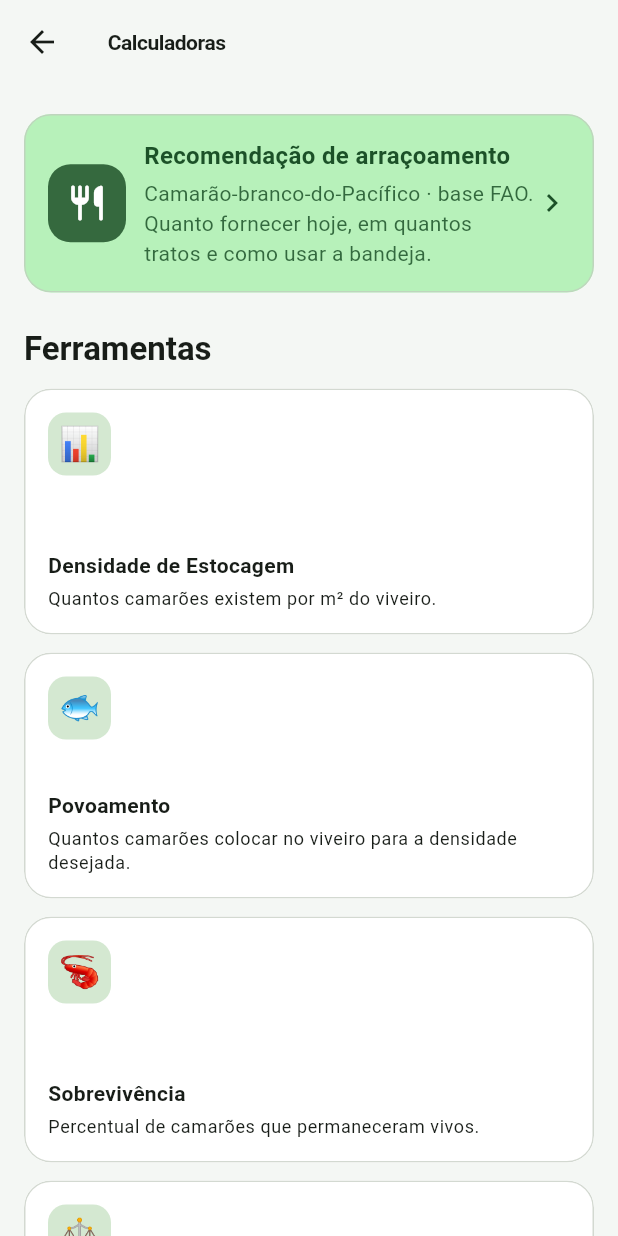
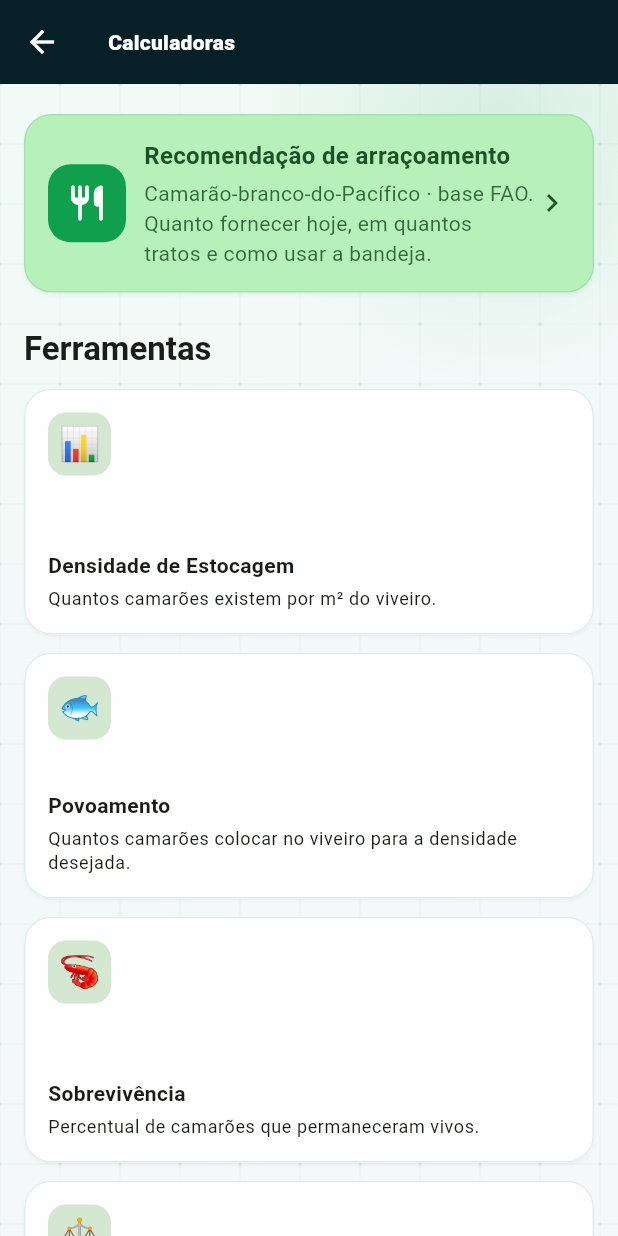
Before and after one commit to juniormorais127/carcinutri, a Flutter app: the screen it shows after launch, after a tap on "Calculadoras técnicas", on a phone screen of 412 x 824 dp. Run offline on Flutter 3.47's test engine with Material 3 defaults, Android fonts, the phone set to English and light mode, and no system bars; our stand-ins replace fl_chart, go_router, sembast, sembast_web, url_strategy; network calls fail.

Commit message:
style: adota identidade visual tecnologica

```diff
--- a/lib/app.dart
+++ b/lib/app.dart
@@ -167,35 +167,45 @@ final ThemeData _tema = _criarTema();
 
 ThemeData _criarTema() {
   const verde = Color(0xFF16A34A);
-  final cores = ColorScheme.fromSeed(
+  const profundo = Color(0xFF071F26);
+  final coresBase = ColorScheme.fromSeed(
     seedColor: verde,
     brightness: Brightness.light,
     surface: const Color(0xFFF8FAF8),
   );
+  final cores = coresBase.copyWith(
+    primary: const Color(0xFF0F9F4D),
+    secondary: const Color(0xFF0F766E),
+    tertiary: const Color(0xFF0891B2),
+  );
   final base = ThemeData(colorScheme: cores, useMaterial3: true);
 
   return base.copyWith(
-    scaffoldBackgroundColor: const Color(0xFFF4F7F4),
+    scaffoldBackgroundColor: const Color(0xFFF1F7F4),
     appBarTheme: AppBarTheme(
       centerTitle: false,
       elevation: 0,
-      scrolledUnderElevation: 1,
-      backgroundColor: const Color(0xFFF4F7F4),
-      foregroundColor: cores.onSurface,
+      scrolledUnderElevation: 2,
+      shadowColor: Colors.black.withOpacity(0.16),
+      backgroundColor: profundo,
+      foregroundColor: Colors.white,
       titleTextStyle: base.textTheme.titleLarge?.copyWith(
-        color: cores.onSurface,
-        fontWeight: FontWeight.w700,
-        letterSpacing: -0.3,
+        color: Colors.white,
+        fontWeight: FontWeight.w800,
+        letterSpacing: 0.2,
       ),
+      iconTheme: const IconThemeData(color: Colors.white),
+      actionsIconTheme: const IconThemeData(color: Colors.white),
     ),
     cardTheme: CardTheme(
-      elevation: 0,
+      elevation: 1,
       margin: EdgeInsets.zero,
-      color: Colors.white,
+      color: Colors.white.withOpacity(0.96),
       surfaceTintColor: Colors.transparent,
+      shadowColor: profundo.withOpacity(0.12),
       shape: RoundedRectangleBorder(
         borderRadius: BorderRadius.circular(18),
-        side: BorderSide(color: cores.outlineVariant.withOpacity(0.7)),
+        side: BorderSide(color: cores.secondary.withOpacity(0.13)),
       ),
     ),
     inputDecorationTheme: InputDecorationTheme(
@@ -229,10 +239,20 @@ ThemeData _criarTema() {
     navigationBarTheme: NavigationBarThemeData(
       height: 72,
       elevation: 2,
-      backgroundColor: Colors.white,
-      indicatorColor: cores.primaryContainer,
+      backgroundColor: profundo,
+      indicatorColor: cores.primary.withOpacity(0.24),
+      iconTheme: MaterialStateProperty.resolveWith(
+        (states) => IconThemeData(
+          color: states.contains(MaterialState.selected)
+              ? const Color(0xFF62E694)
+              : const Color(0xFFB8C8CC),
+        ),
+      ),
       labelTextStyle: MaterialStateProperty.resolveWith(
         (states) => TextStyle(
+          color: states.contains(MaterialState.selected)
+              ? Colors.white
+              : const Color(0xFFB8C8CC),
           fontSize: 12,
           fontWeight: states.contains(MaterialState.selected)
               ? FontWeight.w700
@@ -241,13 +261,16 @@ ThemeData _criarTema() {
       ),
     ),
     navigationRailTheme: NavigationRailThemeData(
-      backgroundColor: Colors.white,
-      indicatorColor: cores.primaryContainer,
+      backgroundColor: profundo,
+      indicatorColor: cores.primary.withOpacity(0.24),
       minWidth: 88,
-      selectedLabelTextStyle: TextStyle(
-        color: cores.primary,
+      selectedIconTheme: const IconThemeData(color: Color(0xFF62E694)),
+      unselectedIconTheme: const IconThemeData(color: Color(0xFFB8C8CC)),
+      selectedLabelTextStyle: const TextStyle(
+        color: Colors.white,
         fontWeight: FontWeight.w700,
       ),
+      unselectedLabelTextStyle: const TextStyle(color: Color(0xFFB8C8CC)),
     ),
     snackBarTheme: SnackBarThemeData(
       behavior: SnackBarBehavior.floating,
--- a/lib/screens/home_screen.dart
+++ b/lib/screens/home_screen.dart
@@ -116,6 +116,33 @@ class HomeScreen extends StatelessWidget {
                   style: TextStyle(
                     color: cores.onPrimary.withOpacity(0.88),
                     height: 1.4,
+                  ),
+                ),
+                const SizedBox(height: 14),
+                Container(
+                  padding:
+                      const EdgeInsets.symmetric(horizontal: 10, vertical: 6),
+                  decoration: BoxDecoration(
+                    color: Colors.white.withOpacity(0.13),
+                    borderRadius: BorderRadius.circular(20),
+                    border: Border.all(color: Colors.white.withOpacity(0.2)),
+                  ),
+                  child: const Row(
+                    mainAxisSize: MainAxisSize.min,
+                    children: [
+                      Icon(Icons.offline_bolt_rounded,
+                          color: Color(0xFF9AF7BA), size: 16),
+                      SizedBox(width: 6),
+                      Text(
+                        'SISTEMA OFFLINE ATIVO',
+                        style: TextStyle(
+                          color: Colors.white,
+                          fontSize: 10,
+                          fontWeight: FontWeight.w800,
+                          letterSpacing: 0.8,
+                        ),
+                      ),
+                    ],
                   ),
                 ),
               ],
--- a/lib/widgets/responsive_layout.dart
+++ b/lib/widgets/responsive_layout.dart
@@ -19,7 +19,8 @@ class ResponsiveListView extends StatelessWidget {
     return LayoutBuilder(
       builder: (context, constraints) {
         final horizontal = constraints.maxWidth >= 720 ? 32.0 : 16.0;
-        return ListView(
+        return _TechBackground(
+          child: ListView(
             padding:
                 padding ?? EdgeInsets.fromLTRB(horizontal, 20, horizontal, 32),
             children: [
@@ -34,6 +35,7 @@ class ResponsiveListView extends StatelessWidget {
                 ),
               ),
             ],
+          ),
         );
       },
     );
@@ -58,7 +60,8 @@ class ResponsiveBody extends StatelessWidget {
     return LayoutBuilder(
       builder: (context, constraints) {
         final horizontal = constraints.maxWidth >= 720 ? 32.0 : 16.0;
-        return Align(
+        return _TechBackground(
+          child: Align(
             alignment: Alignment.topCenter,
             child: ConstrainedBox(
               constraints: BoxConstraints(maxWidth: maxWidth),
@@ -68,8 +71,82 @@ class ResponsiveBody extends StatelessWidget {
                 child: child,
               ),
             ),
+          ),
         );
       },
     );
   }
 }
+
+class _TechBackground extends StatelessWidget {
+  final Widget child;
+
+  const _TechBackground({required this.child});
+
+  @override
+  Widget build(BuildContext context) {
+    final primary = Theme.of(context).colorScheme.primary;
+    return Stack(
+      children: [
+        const Positioned.fill(
+          child: DecoratedBox(
+            decoration: BoxDecoration(
+              gradient: LinearGradient(
+                colors: [Color(0xFFF1FAF6), Color(0xFFF5F7FA)],
+                begin: Alignment.topLeft,
+                end: Alignment.bottomRight,
+              ),
+            ),
+          ),
+        ),
+        Positioned(
+          top: -140,
+          right: -90,
+          child: Container(
+            width: 340,
+            height: 340,
+            decoration: BoxDecoration(
+              shape: BoxShape.circle,
+              gradient: RadialGradient(
+                colors: [primary.withOpacity(0.12), primary.withOpacity(0)],
+              ),
+            ),
+          ),
+        ),
+        const Positioned.fill(
+          child: IgnorePointer(child: CustomPaint(painter: _TechGridPainter())),
+        ),
+        Positioned.fill(child: child),
+      ],
+    );
+  }
+}
+
+class _TechGridPainter extends CustomPainter {
+  const _TechGridPainter();
+
+  @override
+  void paint(Canvas canvas, Size size) {
+    final linePaint = Paint()
+      ..color = const Color(0xFF0F766E).withOpacity(0.035)
+      ..strokeWidth = 1;
+    const passo = 40.0;
+
+    for (var x = 0.0; x <= size.width; x += passo) {
+      canvas.drawLine(Offset(x, 0), Offset(x, size.height), linePaint);
+    }
+    for (var y = 0.0; y <= size.height; y += passo) {
+      canvas.drawLine(Offset(0, y), Offset(size.width, y), linePaint);
+    }
+
+    final dotPaint = Paint()..color = const Color(0xFF16A34A).withOpacity(0.1);
+    for (var x = 0.0; x <= size.width; x += passo) {
+      for (var y = 0.0; y <= size.height; y += passo) {
+        canvas.drawCircle(Offset(x, y), 1.25, dotPaint);
+      }
+    }
+  }
+
+  @override
+  bool shouldRepaint(covariant CustomPainter oldDelegate) => false;
+}
```
Lines whose indentation alone changed are shown as unchanged.
